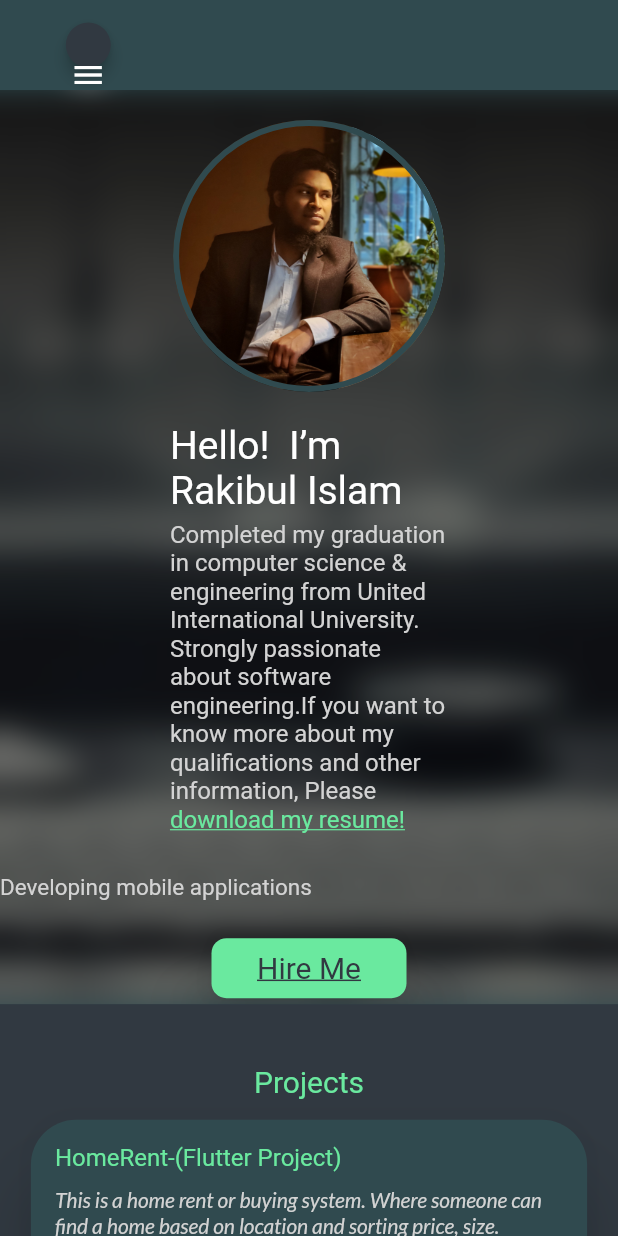
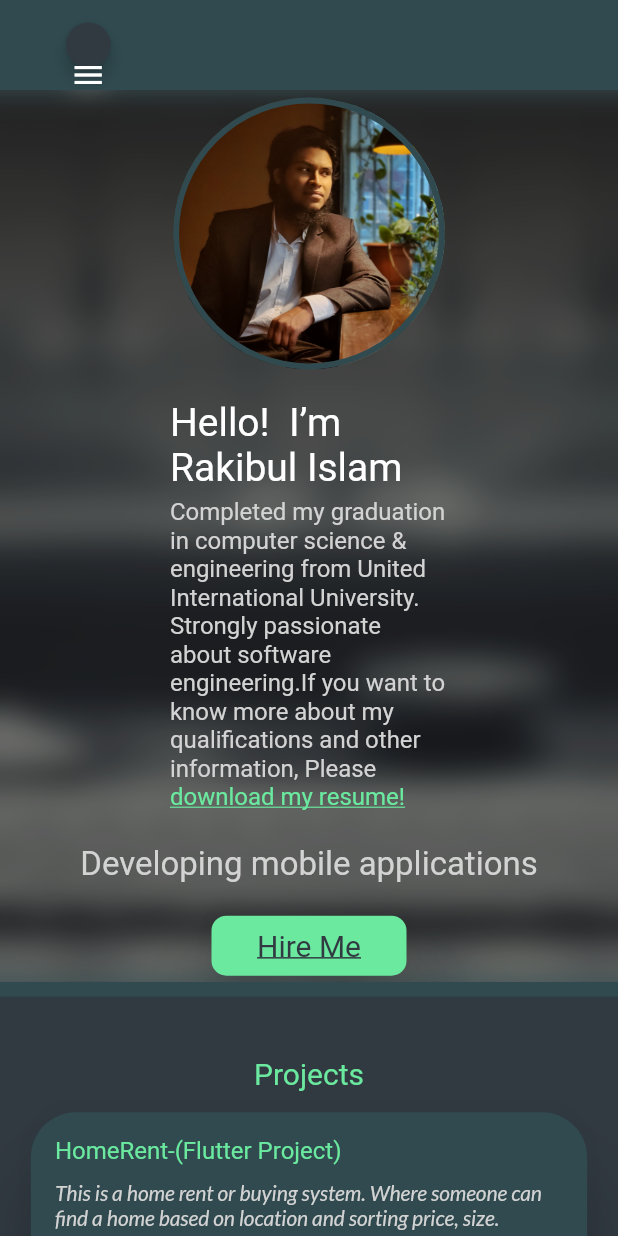
Before and after one commit to Rakibul25/-100daysofcode-mobile_app-, a Flutter app: the screen it shows after launch, on a phone screen of 412 x 824 dp. Run offline on Flutter 3.47's test engine with Material 2 defaults, Android fonts, the phone set to English and light mode, and no system bars; drawn by our look-alikes of animated_text_kit; our stand-ins replace flutter_svg, get, google_fonts, shared_preferences; missing offline and left inert: dart:ffi; Roboto replaces fonts that are missing (Delius).

Commit message:
header done

```diff
--- a/rakib/lib/screen/portfolio.dart
+++ b/rakib/lib/screen/portfolio.dart
@@ -111,6 +111,7 @@ class _PortfolioState extends State<Portfolio> {
                     intrestsKey: intrestsKey,
                     scrollController: scrollController,
                   ),
+                  SizedBox(height: 10,),
                   LowerContainer(
                     width: width,
                     intrests: intrests,
--- a/rakib/lib/widgets/description.dart
+++ b/rakib/lib/widgets/description.dart
@@ -18,28 +18,29 @@ class Description extends StatelessWidget {
       width: isVertical ? double.infinity : width * 0.29,
       child: Column(
         crossAxisAlignment:
-            isVertical ? CrossAxisAlignment.center : CrossAxisAlignment.start,
+            isVertical ? CrossAxisAlignment.center : CrossAxisAlignment.center,
         children: [
           SizedBox(
             width: isVertical ? double.infinity : width * 0.29,
             height: 30,
             child: Row(
+              mainAxisAlignment: MainAxisAlignment.center,
               children: [
-                Text("Developing",textAlign: isVertical ? TextAlign.center : TextAlign.start, style: GoogleFonts.getFont('Delius',color: CustomColors.gray,fontSize: 15)),
+                Text("Developing",textAlign: isVertical ? TextAlign.center : TextAlign.center, style: GoogleFonts.getFont('Delius',color: CustomColors.gray,fontSize: 22)),
                 AnimatedTextKit(
                   repeatForever: true,
                   pause: const Duration(seconds: 2),
                   animatedTexts: [
                     TyperAnimatedText(
                         " mobile applications",
-                        textAlign: isVertical ? TextAlign.center : TextAlign.start,
+                        textAlign: isVertical ? TextAlign.center : TextAlign.center,
                         textStyle: GoogleFonts.getFont('Delius',
-                            color: CustomColors.gray, fontSize: 15)),
+                            color: CustomColors.gray, fontSize: 22)),
                     TyperAnimatedText(
-                        " Web applications",
-                        textAlign: isVertical ? TextAlign.center : TextAlign.start,
+                        " web applications",
+                        textAlign: isVertical ? TextAlign.center : TextAlign.center,
                         textStyle: GoogleFonts.getFont('Delius',
-                            color: CustomColors.gray, fontSize: 15)),
+                            color: CustomColors.gray, fontSize: 22)),
                   ],
                 ),
               ],
--- a/rakib/lib/widgets/upper_container.dart
+++ b/rakib/lib/widgets/upper_container.dart
@@ -36,15 +36,20 @@ class UpperContainer extends StatelessWidget {
           filter: ImageFilter.blur(sigmaX: 10, sigmaY: 10),
           child: Container(
             alignment: Alignment.center,
-            color: Colors.grey.withOpacity(0.01),
+            color: Colors.grey.withOpacity(0.1),
             child: Column(
               children: [
-                SizedBox(
-                  height: 20,
+                const SizedBox(
+                  height: 5,
                 ),
                 LayoutBuilder(builder: (context, consraints) {
                   if (consraints.maxWidth >= Breakpoints.lg) {
-                    return Row(
+                    return SizedBox(
+                      height: width*.5,
+                      child: Column(
+                        mainAxisAlignment: MainAxisAlignment.center,
+                        children: [
+                          Row(
                             mainAxisAlignment: MainAxisAlignment.center,
                             children: [
                               const SizedBox(width: 20),
@@ -53,27 +58,30 @@ class UpperContainer extends StatelessWidget {
                                 ratio: 0.5,
                               ),
                               const SizedBox(
-                          width: 20,
+                                width: 40,
                               ),
                               RakibAvatar(
                                 width: width,
                               ),
                               const SizedBox(
-                          width: 20,
+                                width: 30,
                               ),
                               Description(
                                 isVertical: false,
                                 width: width,
                               ),
                             ],
+                          ),
+                        ],
+                      ),
                     );
                   } else if (consraints.maxWidth < Breakpoints.lg &&
                       consraints.maxWidth >= Breakpoints.md) {
                     return Column(
                       mainAxisAlignment: MainAxisAlignment.center,
                       children: [
-                        SizedBox(width: width * 0.07),
-                        RakibAvatar(width: (2 * width) - 0.16 * width),
+                        SizedBox(width: 70),
+                        RakibAvatar(width: width*1.3),
                         SizedBox(height: 0.05 * width),
                         HelloWithBio(
                           width: 0.65 * width,
@@ -83,6 +91,9 @@ class UpperContainer extends StatelessWidget {
                         Description(
                           isVertical: true,
                           width: width,
+                        ),
+                        const SizedBox(
+                          width: 30,
                         ),
                       ],
                     );
@@ -99,6 +110,9 @@ class UpperContainer extends StatelessWidget {
                         ),
                         SizedBox(height: 0.05 * width),
                         Description(isVertical: true, width: width),
+                        const SizedBox(
+                          width: 30,
+                        ),
                       ],
                     );
                   }
```
Lines whose indentation alone changed are shown as unchanged.
